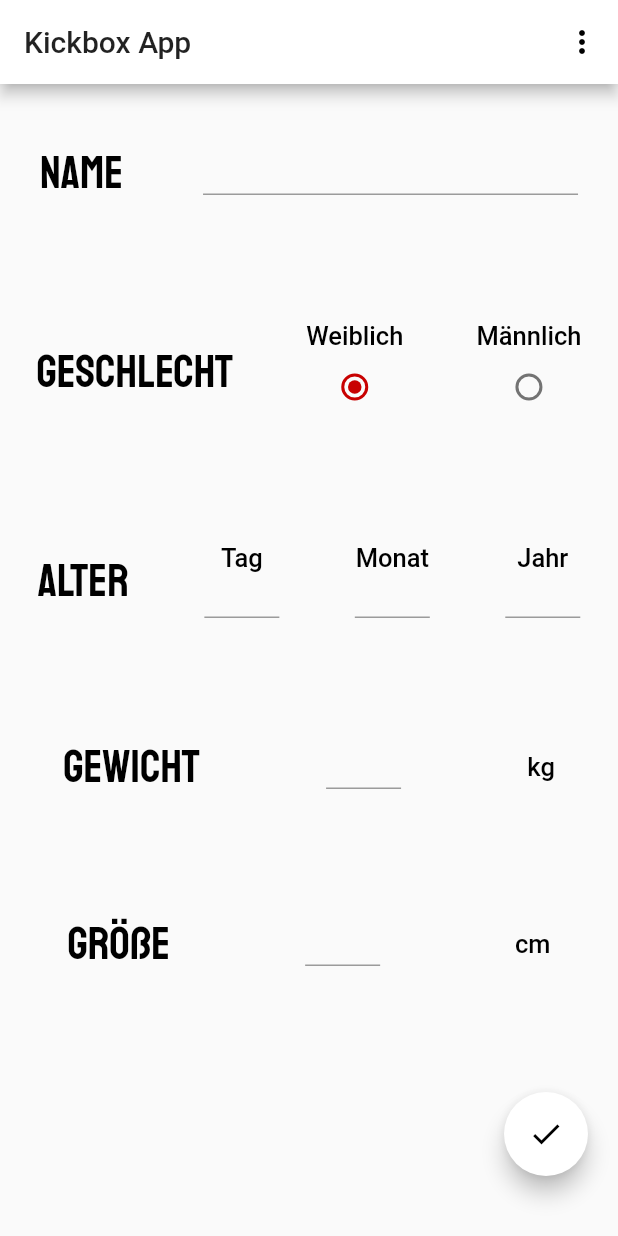
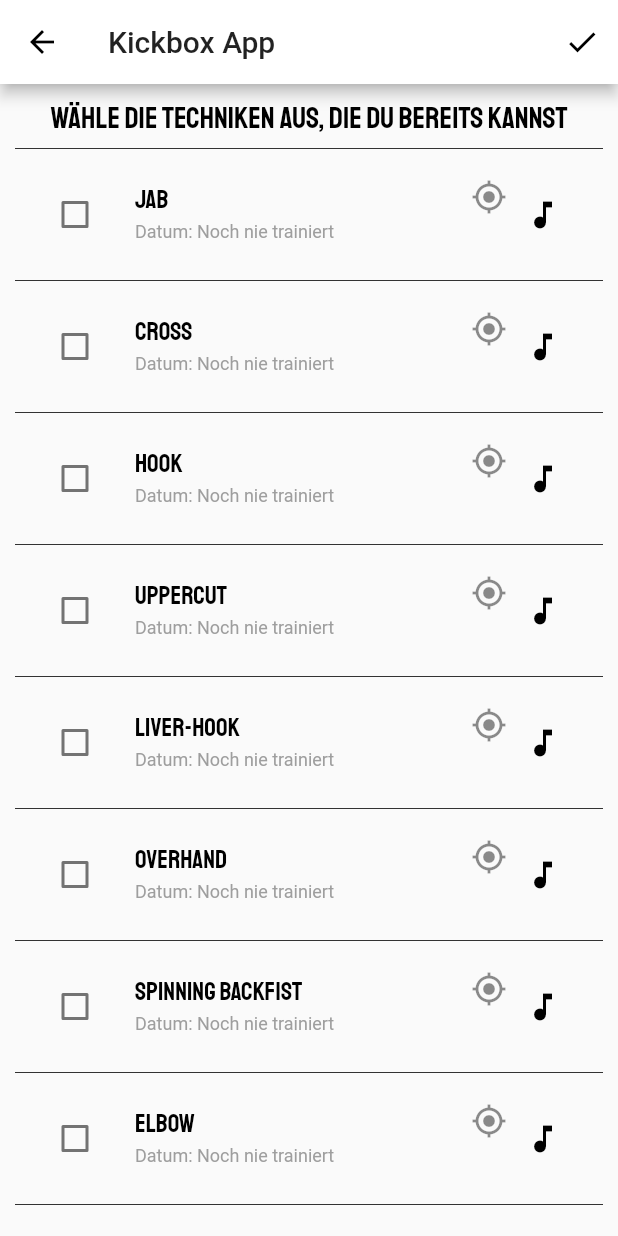
Before and after one commit to tabearunzheimer/boxing_app, a Flutter app: the FirstLaunchScreenTwo screen opened directly, after a tap on the "check" icon, on a phone screen of 412 x 824 dp. Run offline on Flutter 3.47's test engine with Material 2 defaults, Android fonts, the phone set to English and light mode, and no system bars; our stand-ins replace flutter_calendar_carousel, shared_preferences, sqflite; accounts and stored records are empty.

Commit message:
Add First Launch Three Design

```diff
--- a/lib/main.dart
+++ b/lib/main.dart
@@ -25,10 +25,8 @@ class MyApp extends StatelessWidget {
   @override
   Widget build(BuildContext context) {
 
-    //final dbHelper = TechniquesDatabaseHelper.instance;
+    final dbHelper = TechniquesDatabaseHelper.instance;
 
-    //MaterialPageRoute mpr = new MaterialPageRoute(builder: null);
-    /*
       SharedPreferences.getInstance().then((sp) {
       this.prefs = sp;
       loadBool(launchkey);
@@ -43,7 +41,7 @@ class MyApp extends StatelessWidget {
         }
       }
     });
-     */
+     //TODO: Bei first launch starte mit firstlaunchscreen, sonst homescreen
 
 
 
--- /dev/null
+++ b/lib/screens/first_launch_three_screen.dart
@@ -0,0 +1,156 @@
+import 'package:flutter/material.dart';
+import 'package:uebung02/helper/Technique.dart';
+import 'package:uebung02/helper/techniques_database_helper.dart';
+import 'package:uebung02/screens/reusable_widgets.dart';
+
+class FirstLaunchScreenThree extends StatefulWidget {
+  @override
+  _FirstLaunchScreenThreeState createState() => _FirstLaunchScreenThreeState();
+}
+
+class _FirstLaunchScreenThreeState extends State<FirstLaunchScreenThree> {
+  List<Technique> learnedTechniques;
+  List<bool> _checkBoxVal;
+  final dbHelper = TechniquesDatabaseHelper.instance;
+
+  @override
+  void initState() {
+    super.initState();
+    this._checkBoxVal = new List();
+    this.learnedTechniques = new List();
+    createList();
+  }
+
+  @override
+  Widget build(BuildContext context) {
+    return Scaffold(
+      appBar: AppBar(
+        title: Text(
+          "Kickbox App",
+        ),
+        actions: <Widget>[
+          IconButton(
+            onPressed: moveToHome,
+            icon: Icon(Icons.check),
+          ),
+        ],
+      ),
+      body: ListView.separated(
+        separatorBuilder: (context, index) => Divider(
+          color: Color.fromRGBO(0, 0, 0, 0.8),
+        ),
+        padding: EdgeInsets.all(10.0),
+        shrinkWrap: true,
+        itemCount: learnedTechniques.length,
+        scrollDirection: Axis.vertical,
+        itemBuilder: (context, index) {
+          if (index == 0) {
+            return Text(
+              "Wähle die Techniken aus, die du bereits kannst",
+              style: TextStyle(color: Colors.black),
+              textAlign: TextAlign.center,
+            );
+          }
+          index -= 1;
+          return _buildTechniqueListItems(index);
+        },
+      ),
+    );
+  }
+
+  Widget _buildTechniqueListItems(int index) {
+    return ListTile(
+      leading: Checkbox(
+        value: _checkBoxVal[index],
+        onChanged: (bool value) {
+          //print(_checkBoxVal[index]);
+          setState(() => this._checkBoxVal[index] = value);
+          //print(_checkBoxVal[index]);
+        },
+      ),
+      title: Text(
+        this.learnedTechniques[index].name,
+        style: Theme.of(context).textTheme.display2,
+      ),
+      subtitle: Text("Datum: ${this.learnedTechniques[index].getLastTrained()}",
+        style: Theme.of(context).textTheme.display3,
+      ),
+      trailing: Row(
+        mainAxisAlignment: MainAxisAlignment.end,
+        mainAxisSize: MainAxisSize.min,
+        crossAxisAlignment: CrossAxisAlignment.start,
+        children: <Widget>[
+          this.learnedTechniques[index].getTypeIcon(),
+          IconButton(
+            icon: Icon(
+              Icons.music_note,
+              color: Colors.black,
+            ),
+            onPressed: null,
+          ),
+        ],
+      ),
+      onTap: () {
+        if (_checkBoxVal[index]) {
+          print("entfernen");
+          setState(() {
+            //TODO: Entferne aus Datenbank
+            _checkBoxVal[index] = false;
+          });
+        } else {
+          setState(() {
+            //TODO: Speichere in Datenbank
+            _checkBoxVal[index] = true;
+          });
+        }
+      },
+    );
+  }
+
+  void createList() async {
+    List l;
+    final allRows = await dbHelper.queryAllRows();
+    final techniqueListLength = await dbHelper.queryRowCount();
+    l = allRows.toList();
+    List<Technique> learned = new List();
+    for (int i = 0; i < techniqueListLength; i++) {
+      Technique t = new Technique.fromJson(l.removeAt(0));
+      learned.add(t);
+    }
+    setState(() {
+      this.learnedTechniques = learned;
+      for(int i = 0; i < learned.length; i++){
+        this._checkBoxVal.add(false);
+      }
+      print("Liste uebergeben, laenge: ${learnedTechniques.length}");
+    });
+  }
+
+
+  void moveToHome() {
+    showDialog(
+      context: context,
+      builder: (BuildContext context) => AlertDialog(
+        title: Text("Danke!"),
+        content: Text("Du kannst jetzt die App benutzen. Deine Einstellungen kannst du natürlich jederzeit ändern. "),
+        actions: <Widget>[
+          FlatButton(
+            child: Text("App starten"),
+            onPressed: (){
+              Navigator.pop(context);
+              Navigator.pop(context);
+              Navigator.pop(context);
+              Navigator.pushNamed(context, '/home');
+            },
+          ),
+          FlatButton(
+            child: Text("Abbrechen"),
+            onPressed: (){
+              Navigator.pop(context);
+            },
+          ),
+        ],
+      ),
+    );
+  }
+}
--- a/lib/screens/first_launch_two_screen.dart
+++ b/lib/screens/first_launch_two_screen.dart
@@ -1,5 +1,7 @@
 import 'package:flutter/material.dart';
 import 'package:uebung02/screens/reusable_widgets.dart';
+
+import 'first_launch_three_screen.dart';
 
 class FirstLaunchScreenTwo extends StatefulWidget {
   @override
@@ -14,6 +16,7 @@ class _FirstLaunchScreenTwoState extends State<FirstLaunchScreenTwo> {
   TextEditingController dayTextController;
   TextEditingController monthTextController;
   TextEditingController yearTextController;
+  TextEditingController nameTextController;
 
   @override
   void initState() {
@@ -22,6 +25,7 @@ class _FirstLaunchScreenTwoState extends State<FirstLaunchScreenTwo> {
     dayTextController = new TextEditingController();
     monthTextController = new TextEditingController();
     yearTextController = new TextEditingController();
+    nameTextController = new TextEditingController();
   }
 
   @override
@@ -40,7 +44,7 @@ class _FirstLaunchScreenTwoState extends State<FirstLaunchScreenTwo> {
                 width: 250,
                 height: 30,
                 child: TextField(
-                  //controller: dayTextController,
+                  controller: nameTextController,
                   decoration: new InputDecoration(),
                   keyboardType: TextInputType.text,
                 ),
@@ -144,7 +148,7 @@ class _FirstLaunchScreenTwoState extends State<FirstLaunchScreenTwo> {
                   //controller: dayTextController,
                   decoration: new InputDecoration(),
                   keyboardType: TextInputType.numberWithOptions(
-                      decimal: false, signed: true),
+                      decimal: true, signed: true),
                 ),
               ),
               Text("kg", style: Theme.of(context).textTheme.body2),
@@ -178,7 +182,7 @@ class _FirstLaunchScreenTwoState extends State<FirstLaunchScreenTwo> {
               ),
               onPressed: (){
                 Navigator.push(context,
-                    MaterialPageRoute(builder: (context) => FirstLaunchScreenTwo()));
+                    MaterialPageRoute(builder: (context) => FirstLaunchScreenThree()));
               },
             ),
           ),
@@ -192,4 +196,6 @@ class _FirstLaunchScreenTwoState extends State<FirstLaunchScreenTwo> {
       this.radioButtonValue = value;
     });
   }
+
+  //TODO: Shared Prefs
 }
```
